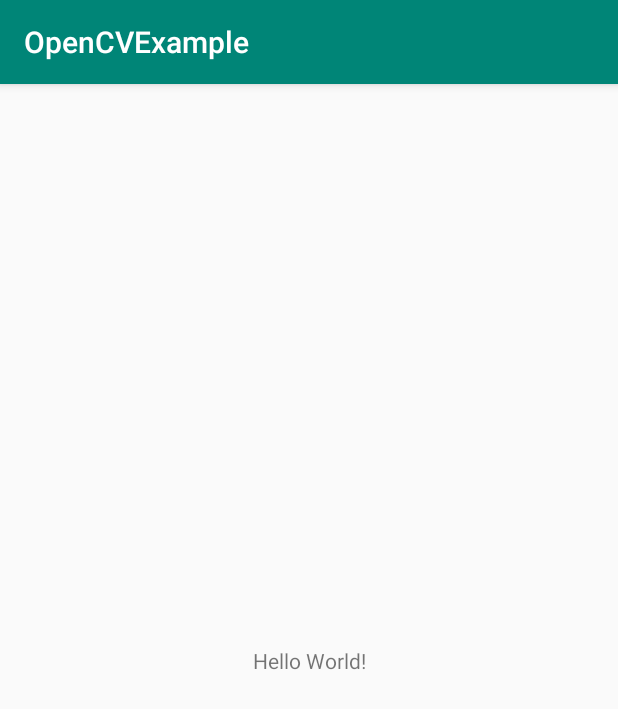
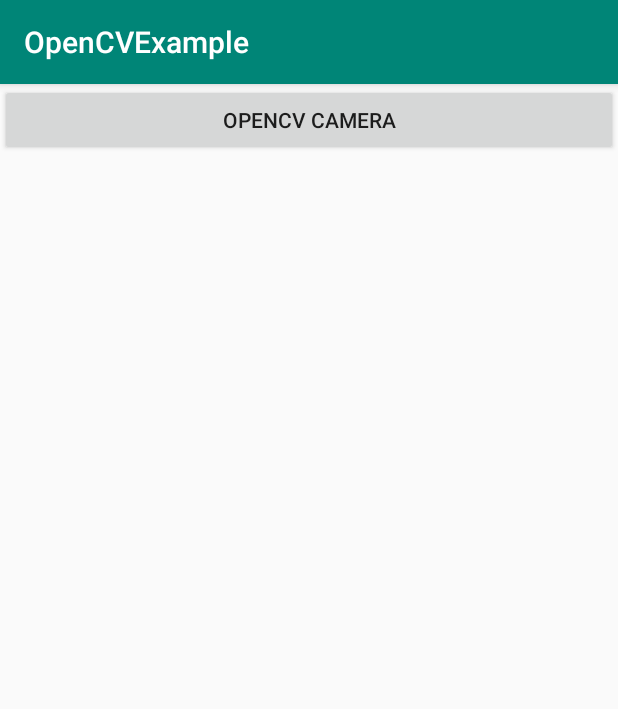
Before and after one commit to roger8b/OpenCVExampleBase, an Android app: the screen it shows after launch (MainActivity), on a phone screen of 412 x 824 dp. Shown: the top 709 px of the screen. Run offline under Robolectric (Android 15) with nearby library versions, the phone set to English and light mode, and no system bars; 1 statement that could not run was skipped.

Commit message:
Implantado exemplo da camera

```diff
--- a/app/build.gradle
+++ b/app/build.gradle
@@ -12,7 +12,8 @@ android {
         externalNativeBuild {
             cmake {
                 cppFlags "-std=c++11 -frtti -fexceptions" //EDIT
-                abiFilters 'x86', 'x86_64', 'armeabi', 'armeabi-v7a', 'arm64-v8a', 'mips', 'mips64' //EDIT
+                abiFilters 'x86', 'x86_64', 'armeabi', 'armeabi-v7a', 'arm64-v8a', 'mips', 'mips64'
+                //EDIT
             }
         }
     }
@@ -43,4 +44,5 @@ dependencies {
     testImplementation 'junit:junit:4.12'
     androidTestImplementation 'com.android.support.test:runner:1.0.2'
     androidTestImplementation 'com.android.support.test.espresso:espresso-core:3.0.2'
+    compile project(path: ':openCVLibrary342')
 }
--- a/app/src/main/java/com/example/rm/opencvexample/MainActivity.java
+++ b/app/src/main/java/com/example/rm/opencvexample/MainActivity.java
@@ -1,7 +1,10 @@
 package com.example.rm.opencvexample;
 
+import android.content.Intent;
 import android.support.v7.app.AppCompatActivity;
 import android.os.Bundle;
+import android.view.View;
+import android.widget.Button;
 import android.widget.TextView;
 
 public class MainActivity extends AppCompatActivity {
@@ -16,9 +19,15 @@ public class MainActivity extends AppCompatActivity {
         super.onCreate(savedInstanceState);
         setContentView(R.layout.activity_main);
 
-        // Example of a call to a native method
-        TextView tv = (TextView) findViewById(R.id.sample_text);
-        tv.setText(stringFromJNI());
+        // Button to call OpenCV Camera Activity
+        Button cameraInit = (Button) findViewById(R.id.cameraInit);
+        cameraInit.setOnClickListener(new View.OnClickListener() {
+            @Override
+            public void onClick(View v) {
+                Intent i = new Intent(getApplicationContext(),OpenCVCamera.class);
+                startActivity(i);
+            }
+        });
     }
 
     /**
--- a/app/src/main/res/layout/activity_main.xml
+++ b/app/src/main/res/layout/activity_main.xml
@@ -6,14 +6,11 @@
     android:layout_height="match_parent"
     tools:context=".MainActivity">
 
-    <TextView
-        android:id="@+id/sample_text"
-        android:layout_width="wrap_content"
+    <Button
+        android:text="OpenCV Camera"
+        android:layout_width="match_parent"
         android:layout_height="wrap_content"
-        android:text="Hello World!"
-        app:layout_constraintBottom_toBottomOf="parent"
-        app:layout_constraintLeft_toLeftOf="parent"
-        app:layout_constraintRight_toRightOf="parent"
-        app:layout_constraintTop_toTopOf="parent" />
+        android:layout_alignParentBottom="true"
+        android:id="@+id/cameraInit"/>
 
 </android.support.constraint.ConstraintLayout>
--- /dev/null
+++ b/app/src/main/res/values/dimens.xml
@@ -0,0 +1,5 @@
+<?xml version="1.0" encoding="utf-8"?>
+<resources>
+    <dimen name="activity_vertical_margin">10dp</dimen>
+    <dimen name="activity_horizontal_margin">10dp</dimen>
+</resources>
```
Also changed, not shown: app/src/main/AndroidManifest.xml (+26 -1 lines), app/src/main/java/com/example/rm/opencvexample/OpenCVCamera.java (added, +85 -0 lines), app/src/main/res/layout/activity_opencv_camera.xml (added, +22 -0 lines).
